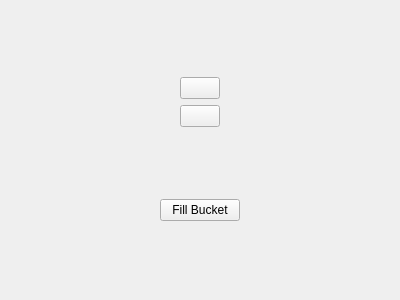
Before: the Qt Designer form ui/toolpane.ui in University-of-Utah-CS3505/a5-sprite-editor-f25-leomartinez47, drawn with Qt 5.
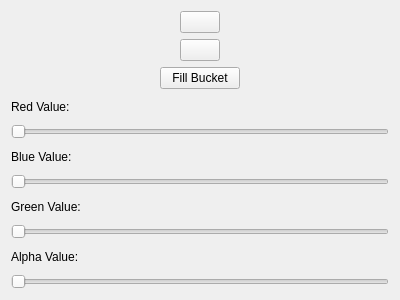
After: the same form once the commit is applied.

```diff
--- a/ui/toolpane.ui
+++ b/ui/toolpane.ui
@@ -100,6 +100,77 @@
      </item>
     </layout>
    </item>
+   <item>
+    <widget class="QLabel" name="label">
+     <property name="text">
+      <string>Red Value:</string>
+     </property>
+    </widget>
+   </item>
+   <item>
+    <widget class="QSlider" name="redSlider">
+     <property name="maximum">
+      <number>255</number>
+     </property>
+     <property name="orientation">
+      <enum>Qt::Orientation::Horizontal</enum>
+     </property>
+    </widget>
+   </item>
+   <item>
+    <widget class="QLabel" name="label_2">
+     <property name="text">
+      <string>Blue Value:</string>
+     </property>
+    </widget>
+   </item>
+   <item>
+    <widget class="QSlider" name="greenSlider">
+     <property name="maximum">
+      <number>255</number>
+     </property>
+     <property name="orientation">
+      <enum>Qt::Orientation::Horizontal</enum>
+     </property>
+    </widget>
+   </item>
+   <item>
+    <widget class="QLabel" name="label_3">
+     <property name="text">
+      <string>Green Value:</string>
+     </property>
+    </widget>
+   </item>
+   <item>
+    <widget class="QSlider" name="blueSlider">
+     <property name="maximum">
+      <number>255</number>
+     </property>
+     <property name="orientation">
+      <enum>Qt::Orientation::Horizontal</enum>
+     </property>
+    </widget>
+   </item>
+   <item>
+    <widget class="QLabel" name="label_4">
+     <property name="text">
+      <string>Alpha Value:</string>
+     </property>
+    </widget>
+   </item>
+   <item>
+    <widget class="QSlider" name="opacitySlider">
+     <property name="maximum">
+      <number>255</number>
+     </property>
+     <property name="singleStep">
+      <number>1</number>
+     </property>
+     <property name="orientation">
+      <enum>Qt::Orientation::Horizontal</enum>
+     </property>
+    </widget>
+   </item>
   </layout>
  </widget>
  <resources/>
```
